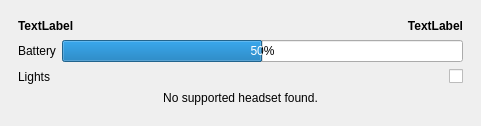
This is design.ui in Odizinne/HeadsetControl-Qt as Qt 5 draws it before an edit. The edited form follows.
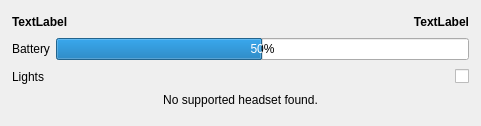
This is the edited form.

Commit message: ui: removed useless frame

What changed in the file:
```diff
--- a/design.ui
+++ b/design.ui
@@ -21,15 +21,58 @@
   </property>
   <widget class="QWidget" name="centralwidget">
    <layout class="QGridLayout" name="gridLayout_2">
-    <item row="0" column="0">
-     <widget class="QFrame" name="gridFrame">
+    <property name="leftMargin">
+     <number>12</number>
+    </property>
+    <property name="topMargin">
+     <number>12</number>
+    </property>
+    <property name="rightMargin">
+     <number>12</number>
+    </property>
+    <property name="bottomMargin">
+     <number>12</number>
+    </property>
+    <item row="1" column="0">
+     <widget class="QLabel" name="batteryLabel">
+      <property name="text">
+       <string>Battery</string>
+      </property>
+     </widget>
+    </item>
+    <item row="3" column="0" colspan="2">
+     <widget class="QLabel" name="notFoundLabel">
       <property name="sizePolicy">
-       <sizepolicy hsizetype="Minimum" vsizetype="Minimum">
+       <sizepolicy hsizetype="Preferred" vsizetype="Fixed">
         <horstretch>0</horstretch>
         <verstretch>0</verstretch>
        </sizepolicy>
       </property>
-      <layout class="QGridLayout" name="gridLayout">
+      <property name="text">
+       <string>No supported headset found.</string>
+      </property>
+      <property name="alignment">
+       <set>Qt::AlignmentFlag::AlignCenter</set>
+      </property>
+     </widget>
+    </item>
+    <item row="1" column="1">
+     <widget class="QProgressBar" name="batteryBar">
+      <property name="value">
+       <number>50</number>
+      </property>
+     </widget>
+    </item>
+    <item row="2" column="1">
+     <widget class="QCheckBox" name="ledBox">
+      <property name="layoutDirection">
+       <enum>Qt::LayoutDirection::RightToLeft</enum>
+      </property>
+      <property name="text">
+       <string/>
+      </property>
+     </widget>
+    </item>
        <item row="0" column="0" colspan="2">
         <layout class="QGridLayout" name="gridLayout_3" columnstretch="10,0">
          <item row="0" column="0">
@@ -80,53 +123,10 @@
         </layout>
        </item>
        <item row="2" column="0">
-        <widget class="QLabel" name="batteryLabel">
-         <property name="text">
-          <string>Battery</string>
-         </property>
-        </widget>
-       </item>
-       <item row="2" column="1">
-        <widget class="QProgressBar" name="batteryBar">
-         <property name="value">
-          <number>50</number>
-         </property>
-        </widget>
-       </item>
-       <item row="3" column="0">
         <widget class="QLabel" name="ledLabel">
          <property name="text">
           <string>Lights</string>
          </property>
-        </widget>
-       </item>
-       <item row="3" column="1">
-        <widget class="QCheckBox" name="ledBox">
-         <property name="layoutDirection">
-          <enum>Qt::LayoutDirection::RightToLeft</enum>
-         </property>
-         <property name="text">
-          <string/>
-         </property>
-        </widget>
-       </item>
-       <item row="4" column="0" colspan="2">
-        <widget class="QLabel" name="notFoundLabel">
-         <property name="sizePolicy">
-          <sizepolicy hsizetype="Preferred" vsizetype="Fixed">
-           <horstretch>0</horstretch>
-           <verstretch>0</verstretch>
-          </sizepolicy>
-         </property>
-         <property name="text">
-          <string>No supported headset found.</string>
-         </property>
-         <property name="alignment">
-          <set>Qt::AlignmentFlag::AlignCenter</set>
-         </property>
-        </widget>
-       </item>
-      </layout>
      </widget>
     </item>
    </layout>
```
Lines whose indentation alone changed are shown as unchanged.
